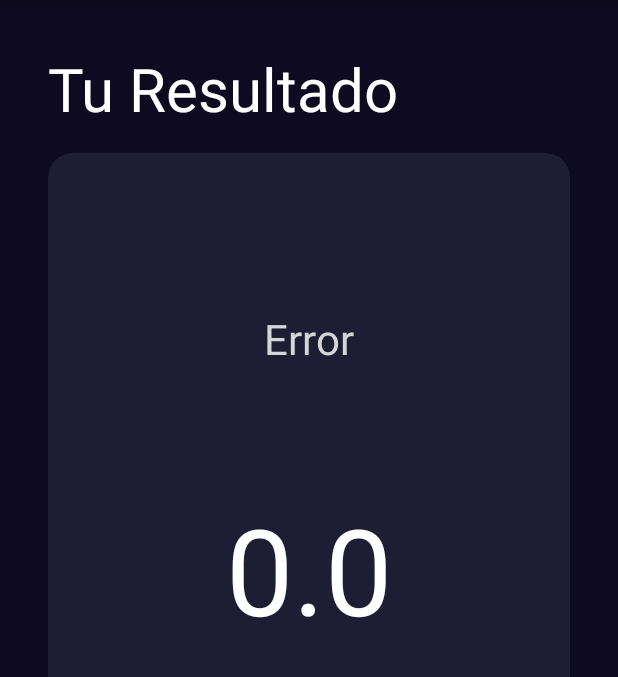
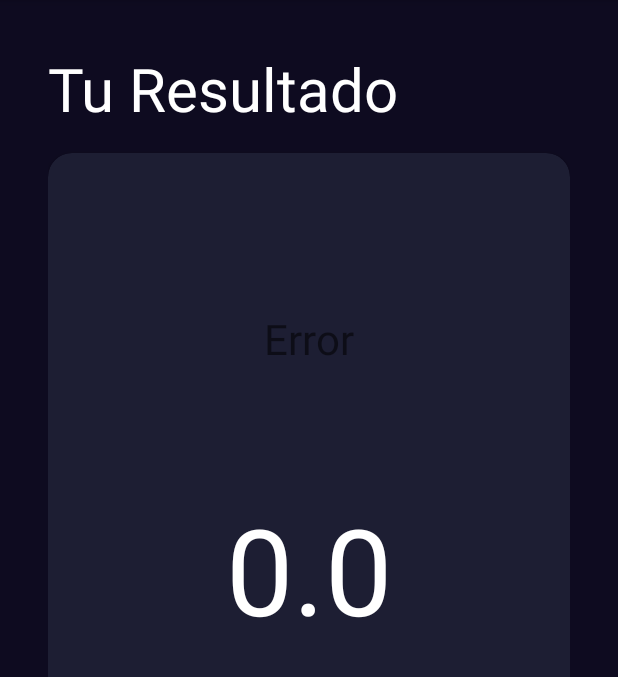
Before and after one commit to DMNT68/android-master-kotlin, an Android app: the ResultImcActivity screen opened directly, with no data from a screen before it, on a phone screen of 412 x 824 dp, the part 84-761 px from its top. Run offline under Robolectric (Android 15) with nearby library versions, the light colour scheme and no system bars.

Commit message:
Fix constrains

```diff
--- a/app/src/main/res/layout/activity_result_imc.xml
+++ b/app/src/main/res/layout/activity_result_imc.xml
@@ -18,22 +18,19 @@
     android:textColor="@color/white"
     android:textSize="40sp"
     app:layout_constraintStart_toStartOf="parent"
-        app:layout_constraintTop_toTopOf="parent" />
+    app:layout_constraintTop_toTopOf="parent"/>
+
 
     <androidx.cardview.widget.CardView
-        android:id="@+id/viewResult"
-        app:constraintTop_toBottomOf="@+id/tvTitle"
         android:layout_width="0dp"
         android:layout_height="0dp"
+        app:layout_constraintStart_toStartOf="parent"
+        app:layout_constraintEnd_toEndOf="parent"
+        app:layout_constraintBottom_toTopOf="@+id/btnReCalculate"
+        app:layout_constraintTop_toBottomOf="@+id/tvTitle"
         android:layout_marginVertical="16dp"
-        android:layout_marginTop="16dp"
         app:cardBackgroundColor="@color/background_component"
-        app:cardCornerRadius="16dp"
-        app:layout_constraintBottom_toTopOf="@+id/btnReCalculate"
-        app:layout_constraintEnd_toEndOf="parent"
-        app:layout_constraintStart_toStartOf="parent"
-        app:layout_constraintTop_toBottomOf="@+id/tvTitle">
-
+        app:cardCornerRadius="16dp">
         <androidx.constraintlayout.widget.ConstraintLayout
             android:layout_width="match_parent"
             android:layout_height="match_parent"
@@ -45,13 +42,13 @@
                 android:layout_width="wrap_content"
                 android:layout_height="wrap_content"
                 android:layout_marginVertical="8dp"
-                android:textColor="@color/green"
                 android:textSize="28sp"
                 app:layout_constraintBottom_toTopOf="@+id/tvIMC"
                 app:layout_constraintEnd_toEndOf="parent"
                 app:layout_constraintStart_toStartOf="parent"
                 app:layout_constraintTop_toTopOf="parent"
-                tools:text="Normal" />
+                tools:text="Normal"
+                tools:textColor="@color/healthy_weight" />
 
             <TextView
                 android:id="@+id/tvIMC"
```
Lines whose indentation alone changed are shown as unchanged.
